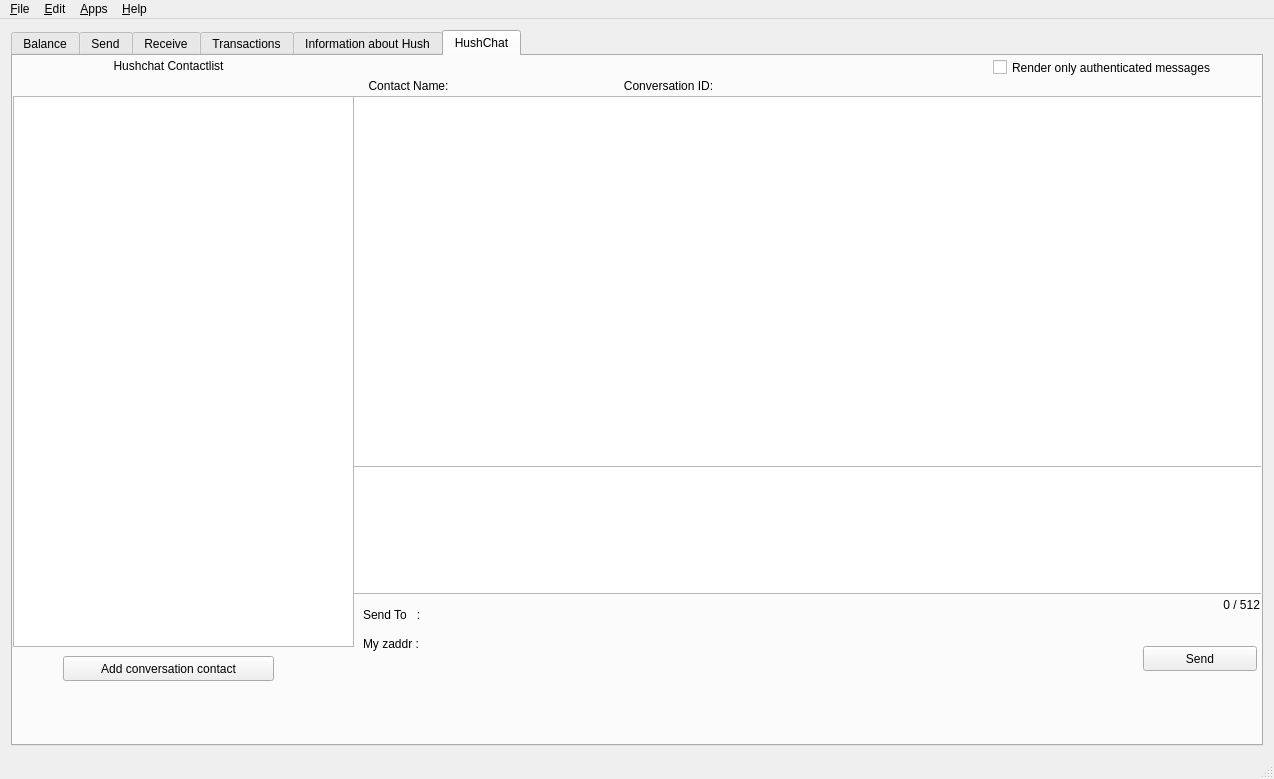
Before: the Qt Designer form src/mainwindow.ui in jahway603/SilentDragonLite, drawn with Qt 5.
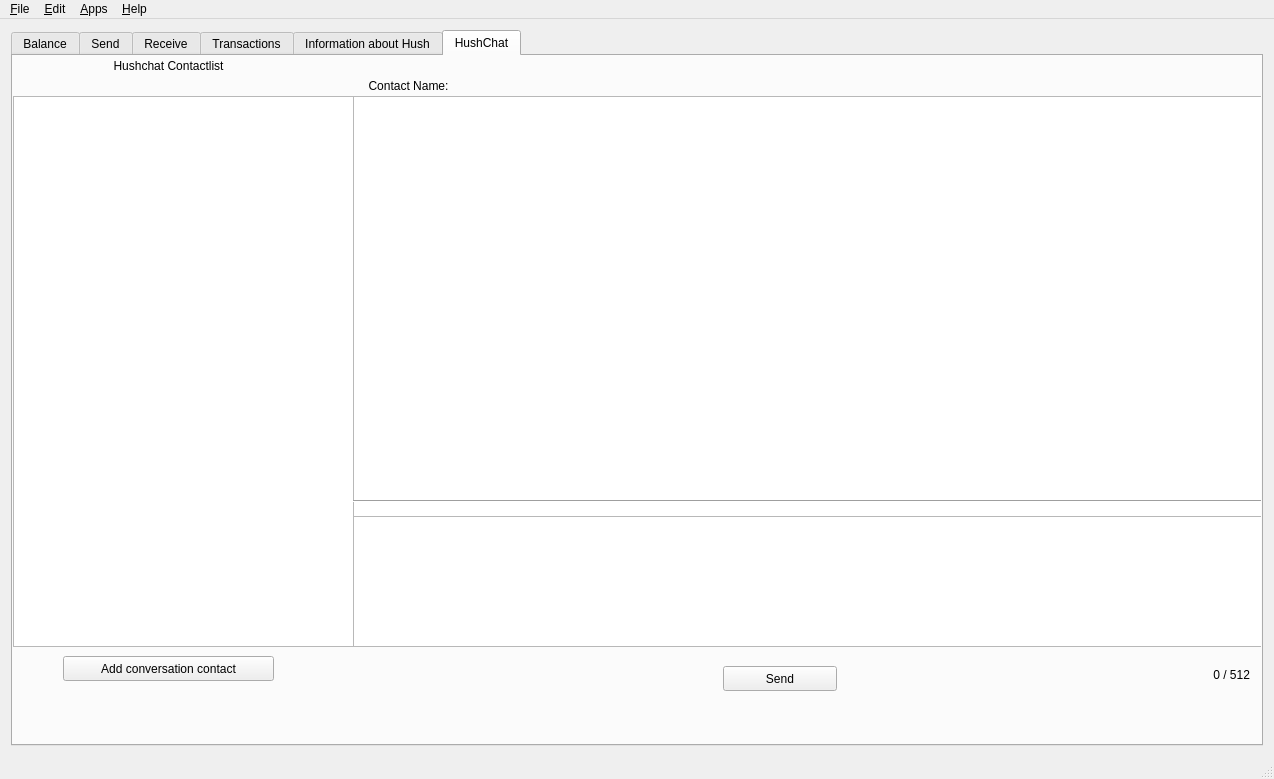
After: the same form once the commit is applied. Icons and pictures are not drawn. Custom widgets are drawn as their Qt base class.

Patch:
```diff
--- a/src/mainwindow.ui
+++ b/src/mainwindow.ui
@@ -1351,21 +1351,24 @@
          <string>&lt;html&gt;&lt;head/&gt;&lt;body&gt;&lt;p align=&quot;center&quot;&gt;Hushchat Contactlist&lt;/p&gt;&lt;/body&gt;&lt;/html&gt;</string>
         </property>
        </widget>
-       <widget class="MemoEdit" name="memoTxtChat">
+       <widget class="QTextEdit" name="memoTxtChat">
         <property name="geometry">
          <rect>
           <x>340</x>
-          <y>410</y>
+          <y>460</y>
           <width>921</width>
-          <height>128</height>
+          <height>131</height>
          </rect>
         </property>
+        <property name="styleSheet">
+         <string notr="true">font: 11pt &quot;Noto Color Emoji&quot;;</string>
+        </property>
        </widget>
        <widget class="QLabel" name="memoSizeChat">
         <property name="geometry">
          <rect>
-          <x>1200</x>
-          <y>540</y>
+          <x>1190</x>
+          <y>610</y>
           <width>47</width>
           <height>17</height>
          </rect>
@@ -1393,8 +1396,8 @@
        <widget class="QPushButton" name="sendChatButton">
         <property name="geometry">
          <rect>
-          <x>1130</x>
-          <y>590</y>
+          <x>710</x>
+          <y>610</y>
           <width>114</width>
           <height>25</height>
          </rect>
@@ -1412,45 +1415,6 @@
          <bool>false</bool>
         </property>
        </widget>
-       <widget class="QLabel" name="label_42">
-        <property name="geometry">
-         <rect>
-          <x>350</x>
-          <y>550</y>
-          <width>81</width>
-          <height>17</height>
-         </rect>
-        </property>
-        <property name="text">
-         <string>Send To   :</string>
-        </property>
-       </widget>
-       <widget class="QLabel" name="ContactName">
-        <property name="geometry">
-         <rect>
-          <x>350</x>
-          <y>580</y>
-          <width>81</width>
-          <height>17</height>
-         </rect>
-        </property>
-        <property name="text">
-         <string>&lt;html&gt;&lt;head/&gt;&lt;body&gt;&lt;p&gt;My zaddr :&lt;/p&gt;&lt;/body&gt;&lt;/html&gt;</string>
-        </property>
-       </widget>
-       <widget class="QLabel" name="ContactZaddr">
-        <property name="geometry">
-         <rect>
-          <x>420</x>
-          <y>550</y>
-          <width>691</width>
-          <height>20</height>
-         </rect>
-        </property>
-        <property name="text">
-         <string/>
-        </property>
-       </widget>
        <widget class="QPushButton" name="safeContactRequest">
         <property name="geometry">
          <rect>
@@ -1473,58 +1437,6 @@
          <bool>false</bool>
         </property>
        </widget>
-       <widget class="QLabel" name="MyZaddr">
-        <property name="geometry">
-         <rect>
-          <x>420</x>
-          <y>580</y>
-          <width>691</width>
-          <height>20</height>
-         </rect>
-        </property>
-        <property name="text">
-         <string/>
-        </property>
-       </widget>
-       <widget class="QLabel" name="contactCid">
-        <property name="geometry">
-         <rect>
-          <x>720</x>
-          <y>20</y>
-          <width>331</width>
-          <height>20</height>
-         </rect>
-        </property>
-        <property name="text">
-         <string>&lt;html&gt;&lt;head/&gt;&lt;body&gt;&lt;p align=&quot;center&quot;&gt;&lt;br/&gt;&lt;/p&gt;&lt;/body&gt;&lt;/html&gt;</string>
-        </property>
-       </widget>
-       <widget class="QLabel" name="contactNameMemo_2">
-        <property name="geometry">
-         <rect>
-          <x>590</x>
-          <y>20</y>
-          <width>131</width>
-          <height>20</height>
-         </rect>
-        </property>
-        <property name="text">
-         <string>&lt;html&gt;&lt;head/&gt;&lt;body&gt;&lt;p align=&quot;center&quot;&gt;Conversation ID:&lt;/p&gt;&lt;/body&gt;&lt;/html&gt;</string>
-        </property>
-       </widget>
-       <widget class="QCheckBox" name="checkBox">
-        <property name="geometry">
-         <rect>
-          <x>980</x>
-          <y>0</y>
-          <width>271</width>
-          <height>23</height>
-         </rect>
-        </property>
-        <property name="text">
-         <string>Render only authenticated messages</string>
-        </property>
-       </widget>
        <widget class="QLabel" name="contactNameMemo_3">
         <property name="geometry">
          <rect>
@@ -1544,7 +1456,7 @@
           <x>340</x>
           <y>40</y>
           <width>921</width>
-          <height>371</height>
+          <height>421</height>
          </rect>
         </property>
         <property name="verticalScrollBarPolicy">
@@ -1572,6 +1484,19 @@
          <bool>true</bool>
         </property>
        </widget>
+       <widget class="Line" name="line_6">
+        <property name="geometry">
+         <rect>
+          <x>340</x>
+          <y>430</y>
+          <width>911</width>
+          <height>31</height>
+         </rect>
+        </property>
+        <property name="orientation">
+         <enum>Qt::Horizontal</enum>
+        </property>
+       </widget>
       </widget>
      </widget>
     </item>
@@ -1743,11 +1668,6 @@
  </widget>
  <layoutdefault spacing="6" margin="11"/>
  <customwidgets>
-  <customwidget>
-   <class>MemoEdit</class>
-   <extends>QPlainTextEdit</extends>
-   <header>memoedit.h</header>
-  </customwidget>
   <customwidget>
    <class>AddressCombo</class>
    <extends>QComboBox</extends>
```
